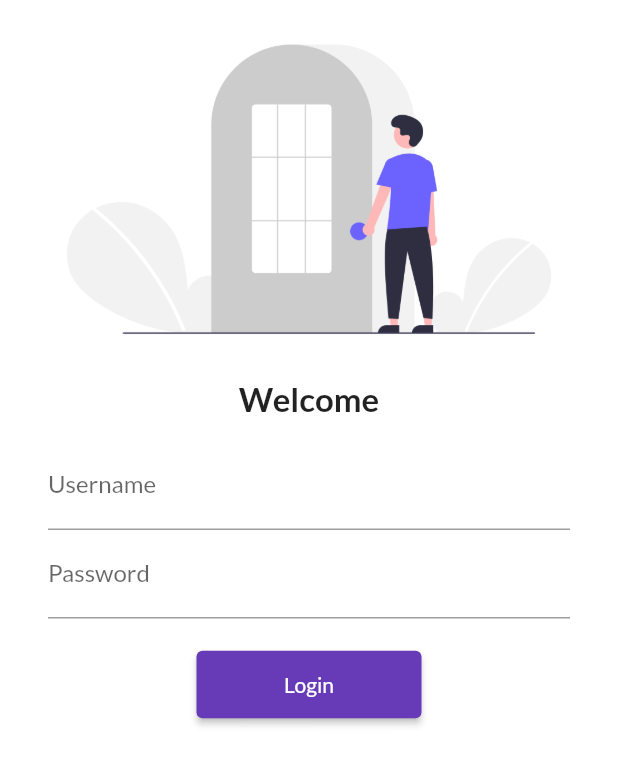
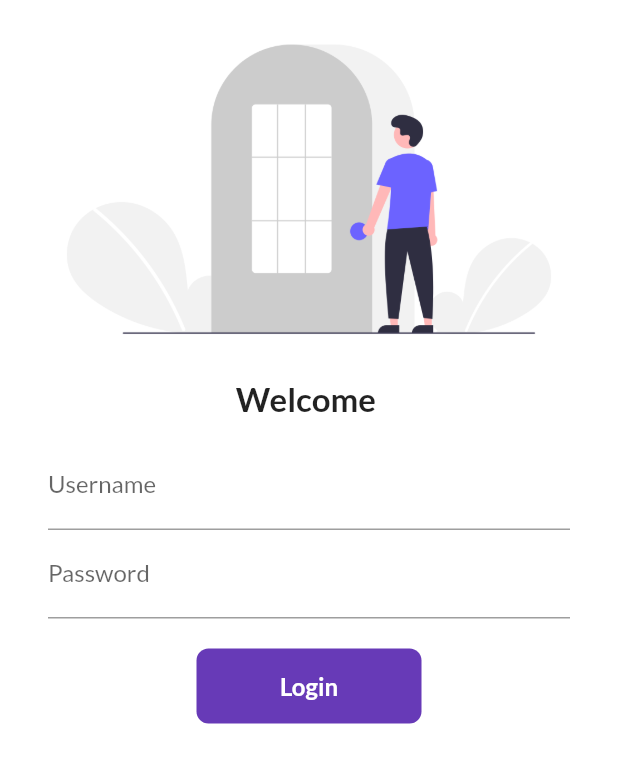
Before and after one commit to Adittya420/Project_Catalog_flutter, a Flutter app: the screen it shows after launch, on a phone screen of 412 x 824 dp. Shown: the top 765 px of the screen. Run offline on Flutter 3.47's test engine with Material 2 defaults, Android fonts, the phone set to English and light mode, and no system bars; our stand-ins replace google_fonts.

Commit message:
Day 6 Completed

```diff
--- a/lib/pages/login_page.dart
+++ b/lib/pages/login_page.dart
@@ -5,9 +5,16 @@ import 'package:flutter_catalog/utils/routes.dart';
 // import 'package:flutter_catalog/utils/routes.dart';
 
 // ignore: camel_case_types
-class loginPage extends StatelessWidget {
+class loginPage extends StatefulWidget {
   const loginPage({super.key});
 
+  @override
+  State<loginPage> createState() => _loginPageState();
+}
+
+class _loginPageState extends State<loginPage> {
+  String name = "";
+  bool Changebutton = false;
   @override
   Widget build(BuildContext context) {
     return Material(
@@ -21,7 +28,7 @@ class loginPage extends StatelessWidget {
             ),
             SizedBox(),
             Text(
-              "Welcome",
+              "Welcome $name",
               style: TextStyle(fontSize: 22, fontWeight: FontWeight.bold),
             ),
             SizedBox(),
@@ -32,7 +39,11 @@ class loginPage extends StatelessWidget {
                 children: [
                   TextFormField(
                     decoration: InputDecoration(
-                        labelText: "Username", hintText: "example@gmail.com"),
+                        labelText: "Username", hintText: "Name"),
+                    onChanged: (value) {
+                      name = value;
+                      setState(() {});
+                    },
                   ),
                   TextFormField(
                     obscureText: true,
@@ -42,14 +53,43 @@ class loginPage extends StatelessWidget {
                   SizedBox(
                     height: 20.0,
                   ),
-                  ElevatedButton(
-                    onPressed: () {
-                      // var myroutes = Myroutes;
+                  InkWell(
+                    onTap: () async {
+                      setState(() {
+                        Changebutton = true;
+                      });
+                      await Future.delayed(Duration(seconds: 1));
                       Navigator.pushNamed(context, MyRoutes.homeRoute);
                     },
-                    child: Text("Login"),
-                    style: TextButton.styleFrom(minimumSize: Size(150, 45)),
+                    child: AnimatedContainer(
+                      duration: Duration(seconds: 1),
+                      width: Changebutton ? 50 : 150,
+                      height: 50,
+                      // color: Colors.deepPurple,
+                      alignment: Alignment.center,
+                      child: Changebutton
+                          ? Icon(Icons.done, color: Colors.white)
+                          : Text(
+                              "Login",
+                              style: TextStyle(
+                                  color: Colors.white,
+                                  fontWeight: FontWeight.bold,
+                                  fontSize: 16),
+                            ),
+                      decoration: BoxDecoration(
+                          color: Colors.deepPurple,
+                          borderRadius:
+                              BorderRadius.circular(Changebutton ? 50 : 8)),
+                    ),
                   )
+                  // ElevatedButton(
+                  //   onPressed: () {
+                  //     // var myroutes = Myroutes;
+                  //     Navigator.pushNamed(context, MyRoutes.homeRoute);
+                  //   },
+                  //   child: Text("Login"),
+                  //   style: TextButton.styleFrom(minimumSize: Size(150, 45)),
+                  // )
                 ],
               ),
             )
```
